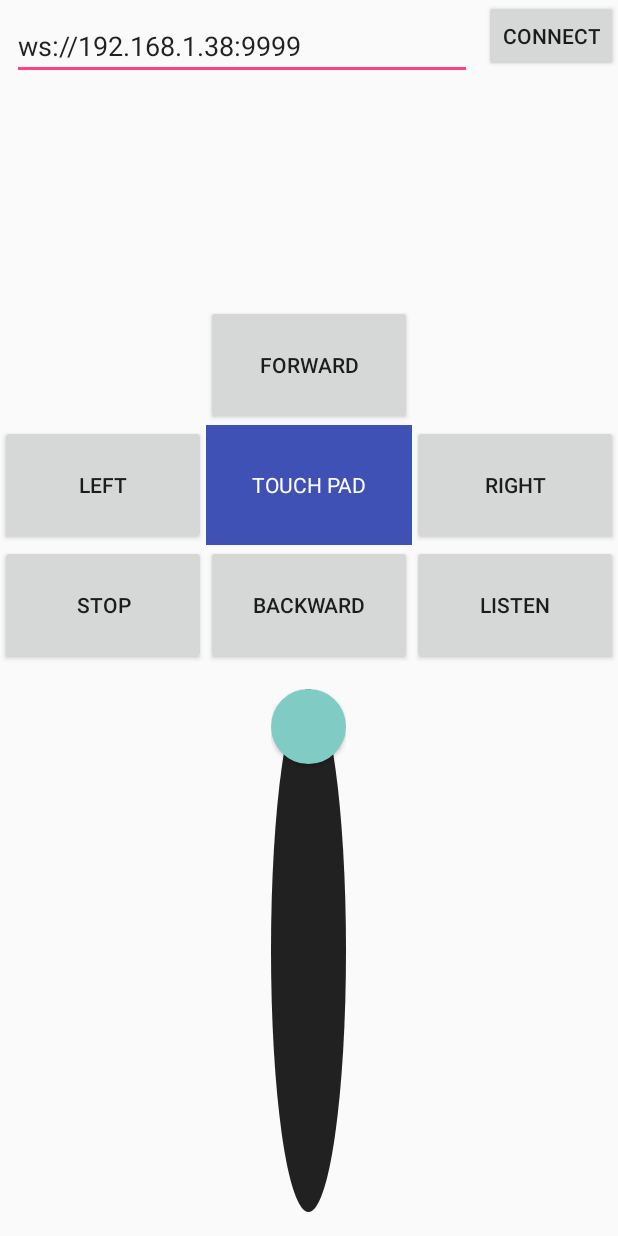
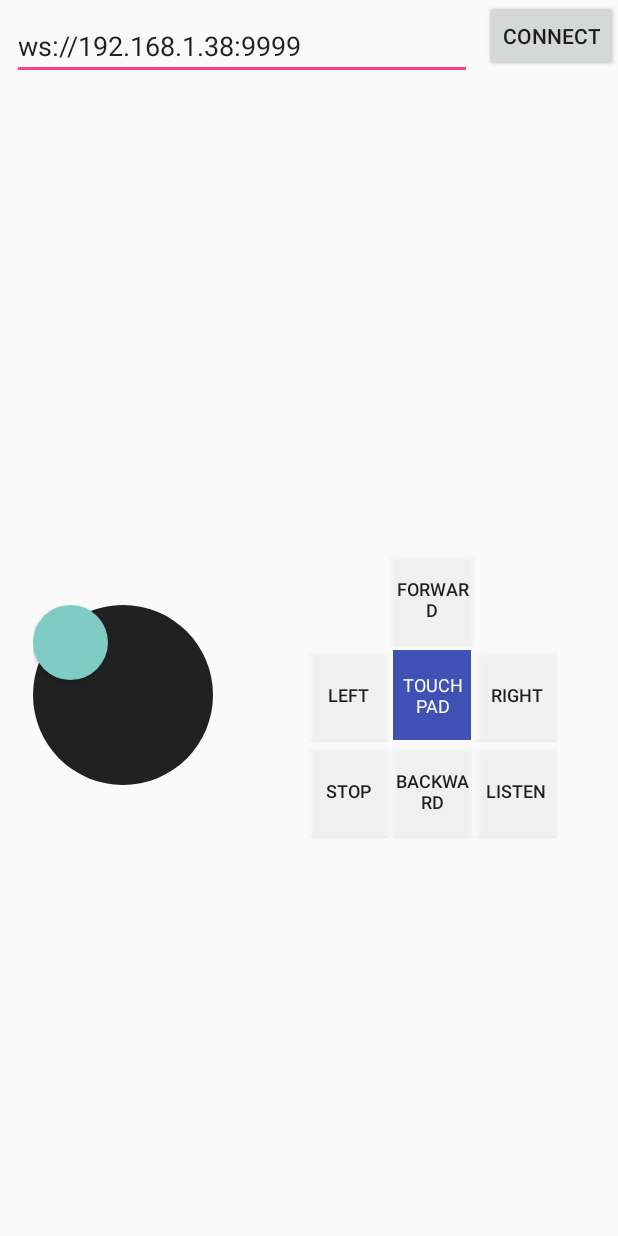
Before and after one commit to langara/KWSocket, an Android app: the layout commander_activity.xml on its own in the app's theme, with its tools: preview values and no code run, on a phone screen of 412 x 824 dp. Run offline under Robolectric (Android 15) with nearby library versions, the phone set to English and light mode, and no system bars; plain views replace Joystick.

Commit message:
Update commander layout

```diff
--- a/mobile/src/main/AndroidManifest.xml
+++ b/mobile/src/main/AndroidManifest.xml
@@ -11,7 +11,10 @@
     <uses-permission android:name="android.permission.WAKE_LOCK" />
     <uses-permission android:name="com.google.android.c2dm.permission.RECEIVE" />
     <uses-permission android:name="your.package.name.permission.C2D_MESSAGE" />
-    <permission android:name="your.package.name.permission.C2D_MESSAGE" android:protectionLevel="signature" />
+
+    <permission
+        android:name="your.package.name.permission.C2D_MESSAGE"
+        android:protectionLevel="signature" />
 
     <application
         android:name=".IoTGuardApp"
@@ -21,10 +24,15 @@
         android:roundIcon="@mipmap/ic_launcher_round"
         android:supportsRtl="true"
         android:theme="@style/AppTheme">
-        <uses-library android:name="com.google.android.things" android:required="false" />
+        <uses-library
+            android:name="com.google.android.things"
+            android:required="false" />
+
         <activity
             android:name=".commander.CommanderActivity"
-            android:label="IoT Commander">
+            android:label="IoT Commander"
+            android:screenOrientation="sensorLandscape"
+            android:theme="@style/Theme.AppCompat.NoActionBar">
             <intent-filter>
                 <action android:name="android.intent.action.MAIN" />
 
@@ -57,9 +65,9 @@
         </activity>
         <activity
             android:name=".streaming.StreamingActivity"
+            android:label="IoT Streaming Server"
             android:screenOrientation="sensorLandscape"
-            android:theme="@style/Theme.AppCompat.NoActionBar"
-            android:label="IoT Streaming Server">
+            android:theme="@style/Theme.AppCompat.NoActionBar">
             <intent-filter>
                 <action android:name="android.intent.action.MAIN" />
 
--- a/mobile/src/main/res/layout/commander_activity.xml
+++ b/mobile/src/main/res/layout/commander_activity.xml
@@ -1,23 +1,23 @@
 <?xml version="1.0" encoding="utf-8"?>
 <LinearLayout xmlns:android="http://schemas.android.com/apk/res/android"
+    xmlns:app="http://schemas.android.com/apk/res-auto"
     android:layout_width="match_parent"
-    xmlns:app="http://schemas.android.com/apk/res-auto"
-    android:orientation="vertical"
-    android:layout_height="match_parent">
+    android:layout_height="match_parent"
+    android:orientation="vertical">
 
     <LinearLayout
         android:layout_width="match_parent"
-        android:orientation="horizontal"
-        android:layout_height="wrap_content">
+        android:layout_height="wrap_content"
+        android:orientation="horizontal">
 
         <EditText
-            android:layout_weight="1"
             android:id="@+id/robotAddress"
             android:layout_width="0dp"
             android:layout_height="wrap_content"
             android:layout_marginEnd="8dp"
             android:layout_marginStart="8dp"
             android:layout_marginTop="8dp"
+            android:layout_weight="1"
             android:ems="10"
             android:hint="Robot address"
             android:inputType="textPersonName"
@@ -34,104 +34,31 @@
     <TextView
         android:id="@+id/commanderLogsTextView"
         android:layout_width="match_parent"
-        android:layout_height="150dp"
-        android:gravity="bottom"/>
+        android:layout_height="50dp"
+        android:gravity="bottom" />
 
     <LinearLayout
-        android:orientation="horizontal"
         android:layout_width="match_parent"
-        android:layout_height="wrap_content">
-
-        <View
-            android:layout_weight="1"
-            android:layout_width="0dp"
-            android:layout_height="1dp" />
-
-        <Button
-            android:layout_weight="1"
-            android:id="@+id/forwardButton"
-            android:layout_width="0dp"
-            android:layout_height="80dp"
-            android:text="Forward"/>
-
-        <View
-            android:layout_weight="1"
-            android:layout_width="0dp"
-            android:layout_height="1dp" />
-
-    </LinearLayout>
+        android:layout_height="match_parent"
+        android:orientation="horizontal">
 
         <LinearLayout
-        android:orientation="horizontal"
-        android:layout_width="match_parent"
-        android:layout_height="wrap_content">
-
-        <Button
-            android:layout_weight="1"
-            android:id="@+id/leftButton"
-            android:layout_width="0dp"
-            android:layout_height="80dp"
-            android:text="Left" />
-
-        <TextView
-            android:id="@+id/touchpad"
-            android:layout_weight="1"
             android:layout_width="0dp"
             android:layout_height="match_parent"
-            android:text="TOUCH PAD"
+            android:layout_weight="2"
             android:gravity="center"
-            android:background="@color/colorPrimary"
-            android:textColor="@android:color/white"
-            />
-
-        <Button
-            android:layout_weight="1"
-            android:id="@+id/rightButton"
-            android:layout_width="0dp"
-            android:layout_height="80dp"
-            android:scrollbars="vertical"
-            android:text="Right" />
-
-    </LinearLayout>
-
-    <LinearLayout
-        android:orientation="horizontal"
-        android:layout_width="match_parent"
-        android:layout_height="wrap_content">
-
-        <Button
-            android:layout_weight="1"
-            android:id="@+id/stopButton"
-            android:layout_width="0dp"
-            android:layout_height="80dp"
-            android:text="Stop" />
-
-        <Button
-            android:layout_weight="1"
-            android:id="@+id/backwardButton"
-            android:layout_width="0dp"
-            android:layout_height="80dp"
-            android:text="Backward"/>
-
-        <Button
-            android:id="@+id/listenButton"
-            android:layout_weight="1"
-            android:layout_width="0dp"
-            android:layout_height="80dp"
-            android:text="Listen" />
-    </LinearLayout>
-
+            android:orientation="vertical">
 
             <com.jmedeisis.bugstick.Joystick
+                android:id="@+id/joystick"
+                android:layout_width="120dp"
+                android:layout_height="120dp"
                 android:layout_gravity="center"
-        android:id="@+id/joystick"
-        android:layout_width="wrap_content"
-        android:layout_height="match_parent"
                 android:layout_margin="16dp"
                 android:background="@drawable/bg_base"
-        app:start_on_first_touch="true"
                 app:force_square="true"
-        app:motion_constraint="None">
+                app:motion_constraint="None"
+                app:start_on_first_touch="true">
 
                 <Button
                     android:layout_width="50dp"
@@ -141,3 +68,122 @@
             </com.jmedeisis.bugstick.Joystick>
 
         </LinearLayout>
+
+        <LinearLayout
+            android:layout_width="0dp"
+            android:layout_height="wrap_content"
+            android:layout_gravity="center"
+            android:layout_weight="3"
+            android:orientation="vertical"
+            android:paddingEnd="40dp"
+            android:paddingStart="40dp">
+
+            <LinearLayout
+                android:layout_width="match_parent"
+                android:layout_height="wrap_content"
+                android:orientation="horizontal">
+
+                <View
+                    android:layout_width="0dp"
+                    android:layout_height="1dp"
+                    android:layout_weight="1" />
+
+                <Button
+                    android:id="@+id/forwardButton"
+                    android:layout_width="0dp"
+                    android:layout_height="60dp"
+                    android:layout_weight="1"
+                    android:layout_margin="2dp"
+                    android:background="#63ffffff"
+                    android:text="Forward"
+                    android:textSize="12sp" />
+
+                <View
+                    android:layout_width="0dp"
+                    android:layout_height="1dp"
+                    android:layout_weight="1" />
+
+            </LinearLayout>
+
+            <LinearLayout
+                android:layout_width="match_parent"
+                android:layout_height="wrap_content"
+                android:orientation="horizontal">
+
+                <Button
+                    android:id="@+id/leftButton"
+                    android:layout_width="0dp"
+                    android:layout_height="60dp"
+                    android:layout_weight="1"
+                    android:layout_margin="2dp"
+                    android:background="#63ffffff"
+                    android:text="Left"
+                    android:textSize="12sp" />
+
+                <TextView
+                    android:id="@+id/touchpad"
+                    android:layout_width="0dp"
+                    android:layout_height="match_parent"
+                    android:layout_weight="1"
+                    android:layout_margin="2dp"
+                    android:background="@color/colorPrimary"
+                    android:gravity="center"
+                    android:text="TOUCH PAD"
+                    android:textColor="@android:color/white"
+                    android:textSize="12sp" />
+
+                <Button
+                    android:id="@+id/rightButton"
+                    android:layout_margin="2dp"
+                    android:layout_width="0dp"
+                    android:layout_height="60dp"
+                    android:layout_weight="1"
+                    android:background="#63ffffff"
+                    android:scrollbars="vertical"
+                    android:text="Right"
+                    android:textSize="12sp" />
+
+            </LinearLayout>
+
+            <LinearLayout
+                android:layout_width="match_parent"
+                android:layout_height="wrap_content"
+                android:orientation="horizontal">
+
+                <Button
+                    android:id="@+id/stopButton"
+                    android:layout_width="0dp"
+                    android:layout_height="60dp"
+                    android:layout_margin="2dp"
+                    android:layout_weight="1"
+                    android:background="#63ffffff"
+                    android:text="Stop"
+                    android:textSize="12sp" />
+
+                <Button
+                    android:id="@+id/backwardButton"
+                    android:layout_width="0dp"
+                    android:layout_height="60dp"
+                    android:layout_weight="1"
+                    android:layout_margin="2dp"
+                    android:background="#63ffffff"
+                    android:text="Backward"
+                    android:textSize="12sp" />
+
+                <Button
+                    android:id="@+id/listenButton"
+                    android:layout_width="0dp"
+                    android:layout_height="60dp"
+                    android:layout_margin="2dp"
+                    android:layout_weight="1"
+                    android:background="#63ffffff"
+                    android:text="Listen"
+                    android:textSize="12sp" />
+
+            </LinearLayout>
+
+        </LinearLayout>
+
+    </LinearLayout>
+
+</LinearLayout>
```
Lines whose indentation alone changed are shown as unchanged.
